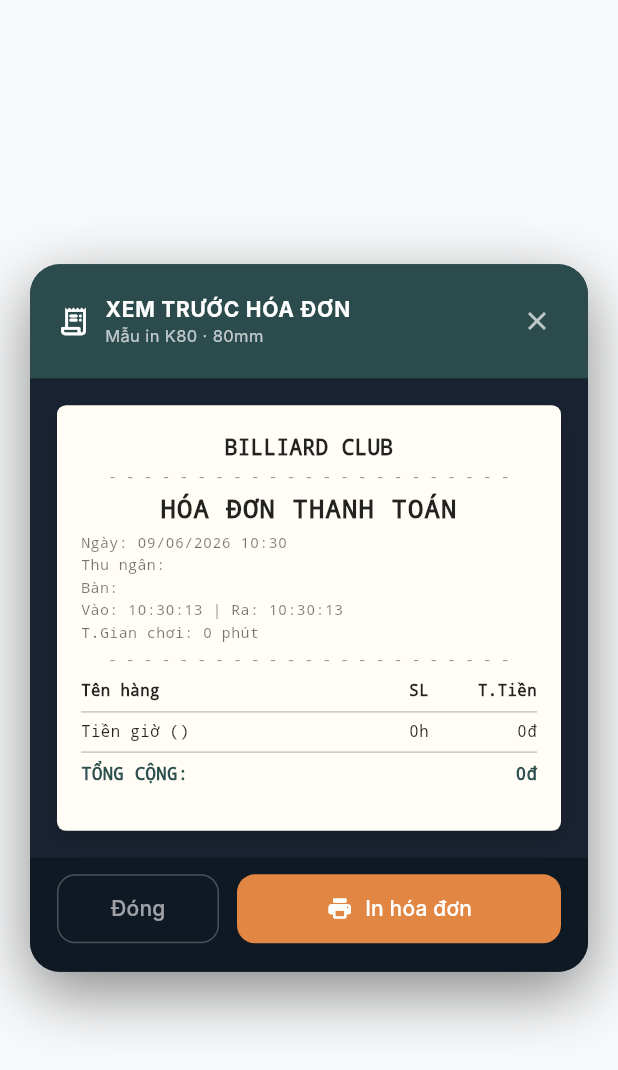
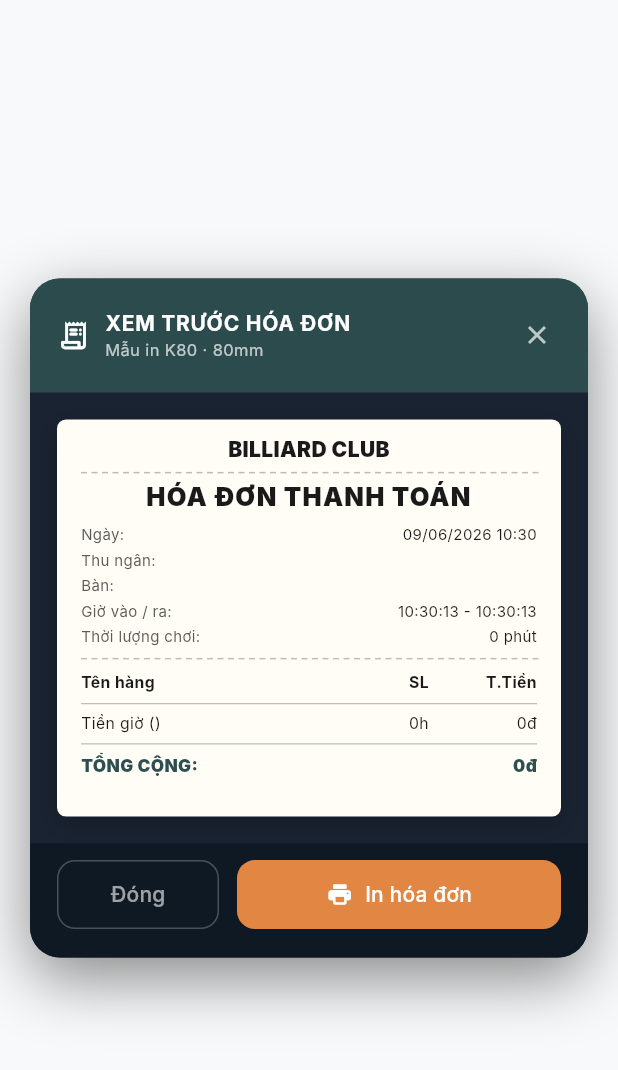
Before and after one commit to hieupaypay105/billiard_pos, a Flutter app: the InvoicePrintPreviewDialog widget shown alone on an empty page, opened directly with empty values, on a phone screen of 412 x 824 dp. Shown: the top 1070 px of the screen. Run offline on Flutter 3.47's test engine with Material 3 defaults, Android fonts, the phone set to English and light mode, and no system bars; our stand-ins replace connectivity_plus, dio, equatable, fl_chart, flutter_riverpod, go_router and 4 more; missing offline and left inert: flutter_libserialport; accounts and stored records are empty; network calls fail; Roboto replaces fonts that are missing (Inter).

```diff
--- a/apps/billiard_desktop/lib/features/billing/invoice_print_preview_dialog.dart
+++ b/apps/billiard_desktop/lib/features/billing/invoice_print_preview_dialog.dart
@@ -347,8 +347,10 @@ class InvoicePrintPreviewDialog extends ConsumerWidget {
   // ─── Outer shell ─────────────────────────────────────────────────────────────
 
   Widget _shell(BuildContext context, {required Widget child}) {
+    final screenWidth = MediaQuery.of(context).size.width;
+    final dialogWidth = screenWidth > 420 ? 380.0 : screenWidth - 40;
     return Container(
-      width: 420,
+      width: dialogWidth,
       constraints: BoxConstraints(
         maxHeight: MediaQuery.of(context).size.height * 0.9,
       ),
@@ -637,21 +639,42 @@ class InvoicePrintPreviewDialog extends ConsumerWidget {
     final hasDiscount = effectiveDiscount > 0;
 
     final mono = TextStyle(
-      fontFamily: 'Courier New',
       fontSize: bfs,
       height: lh,
-      color: Colors.black87,
+      color: const Color(0xFF1A1A1A),
     );
 
     // ── Local helpers ─────────────────────────────────────────────────────────
 
+    Widget metaRow(String label, String value) {
+      return Padding(
+        padding: const EdgeInsets.symmetric(vertical: 1.5),
+        child: Row(
+          crossAxisAlignment: CrossAxisAlignment.start,
+          children: [
+            Text(label, style: mono.copyWith(fontSize: bfs - 0.5, color: const Color(0xFF5A5A5A))),
+            const SizedBox(width: 8),
+            Expanded(
+              child: Text(
+                value,
+                style: mono.copyWith(fontSize: bfs - 0.5, color: const Color(0xFF1A1A1A)),
+                textAlign: TextAlign.right,
+              ),
+            ),
+          ],
+        ),
+      );
+    }
+
     Widget dashedDiv() => Padding(
           padding: const EdgeInsets.symmetric(vertical: 6),
-          child: Text(
-            '- - - - - - - - - - - - - - - - - - - - - - -',
-            style: mono.copyWith(
-                fontSize: bfs - 1, color: Colors.black38, height: 1),
-            textAlign: TextAlign.center,
+          child: CustomPaint(
+            size: const Size(double.infinity, 1),
+            painter: _DashedLinePainter(
+              color: Colors.black26,
+              dashWidth: 4,
+              dashGap: 3,
+            ),
           ),
         );
 
@@ -766,7 +789,7 @@ class InvoicePrintPreviewDialog extends ConsumerWidget {
           ),
         ],
       ),
-      padding: const EdgeInsets.fromLTRB(16, 20, 16, 20),
+      padding: const EdgeInsets.fromLTRB(16, 12, 16, 16),
       child: Column(
         crossAxisAlignment: CrossAxisAlignment.stretch,
         children: [
@@ -804,7 +827,7 @@ class InvoicePrintPreviewDialog extends ConsumerWidget {
               textAlign: _toTextAlign(t.alignAddress),
               style: mono.copyWith(
                   fontSize: bfs - 0.5,
-                  color: Colors.black54,
+                  color: const Color(0xFF3A3A3A),
                   height: 1.3),
             ),
           ],
@@ -816,7 +839,7 @@ class InvoicePrintPreviewDialog extends ConsumerWidget {
               'ĐT: ${t.phone}',
               textAlign: _toTextAlign(t.alignPhone),
               style: mono.copyWith(
-                  fontSize: bfs - 0.5, color: Colors.black54),
+                  fontSize: bfs - 0.5, color: const Color(0xFF3A3A3A)),
             ),
           ],
 
@@ -836,46 +859,31 @@ class InvoicePrintPreviewDialog extends ConsumerWidget {
 
           // ── NGÀY GIỜ + META ───────────────────────────────────────────────
           const SizedBox(height: 6),
-          Text('Ngày: ${_fmtDateTime(startTime)}',
-              style: mono.copyWith(
-                  fontSize: bfs - 0.5, color: Colors.black54)),
+          metaRow('Ngày:', _fmtDateTime(startTime)),
           if (t.showCashier) ...[
-            const SizedBox(height: 1),
-            Text(
-              'Thu ngân: $cashierName'
-              '${shiftLabel != null ? ' ($shiftLabel)' : ''}',
-              style: mono.copyWith(
-                  fontSize: bfs - 0.5, color: Colors.black54),
+            metaRow(
+              'Thu ngân:',
+              '$cashierName${shiftLabel != null ? ' ($shiftLabel)' : ''}',
             ),
           ],
           if (t.showTableName) ...[
-            const SizedBox(height: 1),
-            Text('Bàn: $tableName',
-                style: mono.copyWith(
-                    fontSize: bfs - 0.5, color: Colors.black54)),
+            metaRow('Bàn:', tableName),
           ],
           if (t.showCustomer && member != null) ...[
-            const SizedBox(height: 1),
-            Text(
-              'Khách hàng: ${member!['full_name'] ?? member!['name'] ?? ''}'
+            metaRow(
+              'Khách hàng:',
+              '${member!['full_name'] ?? member!['name'] ?? ''}'
               '${(member!['tier'] ?? member!['tier_name']) != null ? ' (${member!['tier'] ?? member!['tier_name']})' : ''}',
-              style: mono.copyWith(
-                  fontSize: bfs - 0.5, color: Colors.black54),
             ),
           ],
           if (t.showCheckinCheckout) ...[
-            const SizedBox(height: 1),
-            Text(
-              'Vào: ${_fmtTime(startTime)} | Ra: ${_fmtTime(endTime)}',
-              style: mono.copyWith(
-                  fontSize: bfs - 0.5, color: Colors.black54),
+            metaRow(
+              'Giờ vào / ra:',
+              '${_fmtTime(startTime)} - ${_fmtTime(endTime)}',
             ),
           ],
           if (t.showDuration) ...[
-            const SizedBox(height: 1),
-            Text('T.Gian chơi: ${_fmtDuration(playMinutes)}',
-                style: mono.copyWith(
-                    fontSize: bfs - 0.5, color: Colors.black54)),
+            metaRow('Thời lượng chơi:', _fmtDuration(playMinutes)),
           ],
 
           dashedDiv(),
@@ -936,7 +944,7 @@ class InvoicePrintPreviewDialog extends ConsumerWidget {
               style: mono.copyWith(
                   fontSize: bfs - 0.5,
                   fontWeight: FontWeight.w700,
-                  color: Colors.black54),
+                  color: const Color(0xFF3A3A3A)),
             ),
             const SizedBox(height: 2),
             Text(
@@ -944,7 +952,7 @@ class InvoicePrintPreviewDialog extends ConsumerWidget {
               textAlign: TextAlign.center,
               style: mono.copyWith(
                   fontSize: bfs - 0.5,
-                  color: Colors.black54,
+                  color: const Color(0xFF3A3A3A),
                   fontStyle: FontStyle.italic),
             ),
           ],
@@ -976,7 +984,7 @@ class InvoicePrintPreviewDialog extends ConsumerWidget {
                 '${t.qrAccountName != null && t.qrAccountName!.isNotEmpty ? '\nTên: ${t.qrAccountName}' : ''}',
                 textAlign: TextAlign.center,
                 style: mono.copyWith(
-                    fontSize: bfs - 1, color: Colors.black54),
+                    fontSize: bfs - 1, color: const Color(0xFF3A3A3A)),
               ),
             ],
           ],
@@ -989,7 +997,7 @@ class InvoicePrintPreviewDialog extends ConsumerWidget {
               textAlign: _toTextAlign(t.alignFooter),
               style: mono.copyWith(
                   fontSize: bfs,
-                  color: Colors.black54,
+                  color: const Color(0xFF3A3A3A),
                   fontStyle: FontStyle.italic),
             ),
           ],
@@ -1000,3 +1008,35 @@ class InvoicePrintPreviewDialog extends ConsumerWidget {
     );
   }
 }
+
+class _DashedLinePainter extends CustomPainter {
+  final Color color;
+  final double strokeWidth;
+  final double dashWidth;
+  final double dashGap;
+
+  _DashedLinePainter({
+    required this.color,
+    this.strokeWidth = 1.0,
+    this.dashWidth = 4.0,
+    this.dashGap = 3.0,
+  });
+
+  @override
+  void paint(Canvas canvas, Size size) {
+    final paint = Paint()
+      ..color = color
+      ..strokeWidth = strokeWidth
+      ..style = PaintingStyle.stroke;
+
+    double startX = 0;
+    final y = size.height / 2;
+    while (startX < size.width) {
+      canvas.drawLine(Offset(startX, y), Offset(startX + dashWidth, y), paint);
+      startX += dashWidth + dashGap;
+    }
+  }
+
+  @override
+  bool shouldRepaint(covariant CustomPainter oldDelegate) => false;
+}
```
Also changed, not shown: 1 other file.
